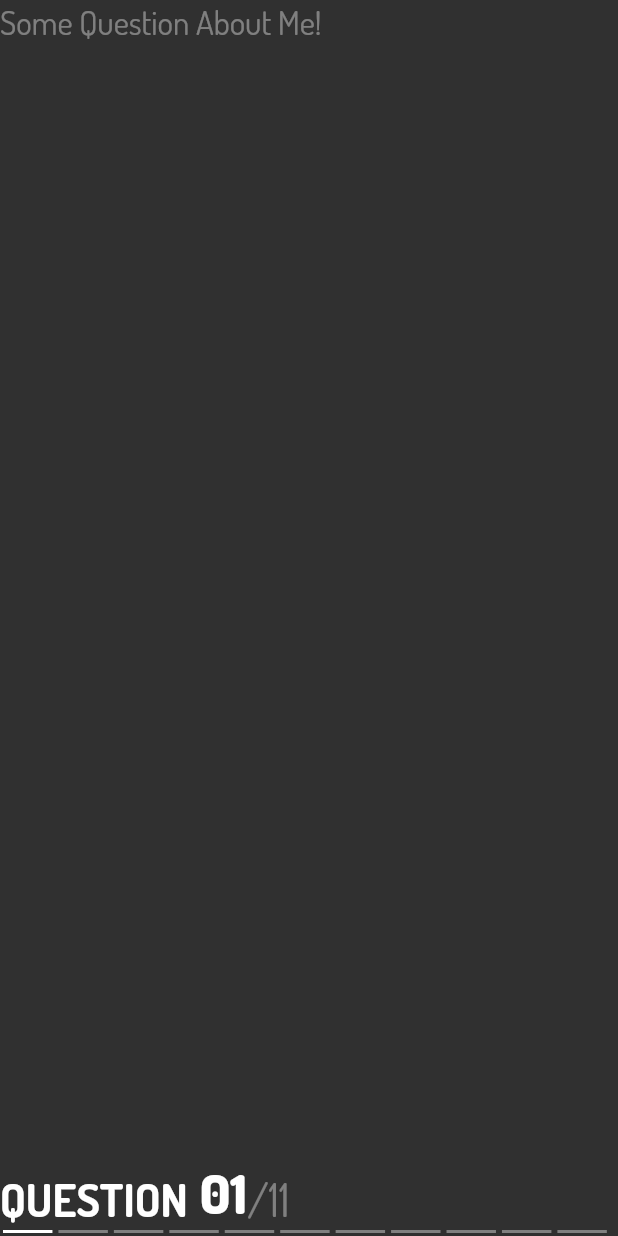
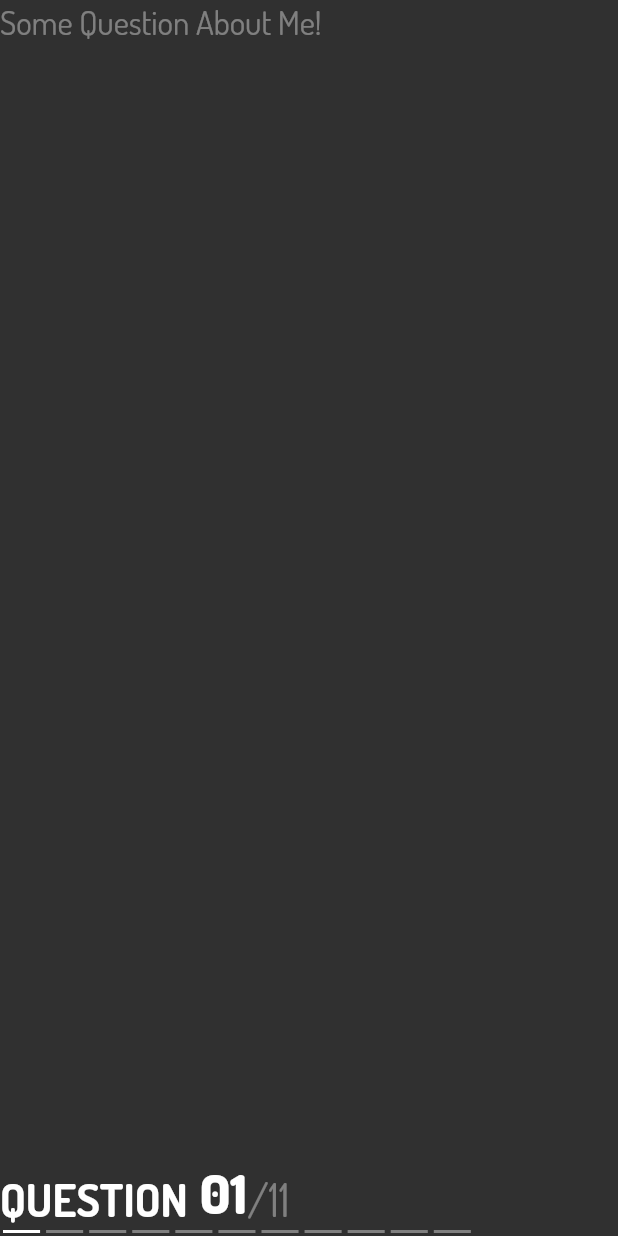
Before and after one commit to mohamedhaloka/quiz_app, a Flutter app: the QuizHeader widget shown alone on an empty page, opened directly with empty values, on a phone screen of 412 x 824 dp. Run offline on Flutter 3.47's test engine with Material 2 defaults, Android fonts, the phone set to English and light mode, and no system bars.

```diff
--- a/lib/views/home/quiz_header.dart
+++ b/lib/views/home/quiz_header.dart
@@ -62,9 +62,10 @@ class QuizHeader extends StatelessWidget {
 
   drawAnswerTracker(list, colorAnswer) {
     return ListView.builder(
+      physics: NeverScrollableScrollPhysics(),
       scrollDirection: Axis.horizontal,
       itemBuilder: (context, index) => Container(
-        width: customWidth(context, 0.04),
+        width: customWidth(context, 0.03),
         height: 5,
         margin: EdgeInsets.all(2),
         color: colorAnswer
--- a/lib/views/home/view.dart
+++ b/lib/views/home/view.dart
@@ -21,6 +21,7 @@ class _HomeViewState extends State<HomeView> {
   int questionNumber = 0;
   List<IconData> answerIcon = List.generate(5, (index) => null);
   List<Color> containerColor = List.generate(5, (index) => Colors.grey[200]);
+  List<Color> textColor = List.generate(5, (index) => Colors.white);
   @override
   Widget build(BuildContext context) {
     return Scaffold(
@@ -61,7 +62,7 @@ class _HomeViewState extends State<HomeView> {
                           children: [
                             Text(
                               Quiz().answers[questionNumber].elementAt(index),
-                              style: TextStyle(fontSize: 18),
+                              style: TextStyle(fontSize: 18,color: textColor[index]),
                             ),
                             Icon(
                               answerIcon[index],
@@ -89,6 +90,7 @@ class _HomeViewState extends State<HomeView> {
           print("true");
           answerIcon[index] = Icons.check;
           containerColor[index] = Colors.green;
+          textColor[index] = Colors.green;
 
           answers.add(Quiz().answers[questionNumber].elementAt(index));
           correctAnswers.add("1");
@@ -97,6 +99,7 @@ class _HomeViewState extends State<HomeView> {
           print("false!");
           answerIcon[index] = Icons.close;
           containerColor[index] = Colors.red;
+          textColor[index] = Colors.red;
 
           answers.add(Quiz().answers[questionNumber].elementAt(index));
         }
@@ -124,6 +127,7 @@ class _HomeViewState extends State<HomeView> {
       Timer(Duration(seconds: 1), () {
         answerIcon[index] = null;
         containerColor[index] = Colors.grey[300];
+        textColor[index] = Colors.white;
       });
     });
   }
```
Also changed, not shown: lib/quiz_details.dart (+1 -6 lines), 1 other file.
